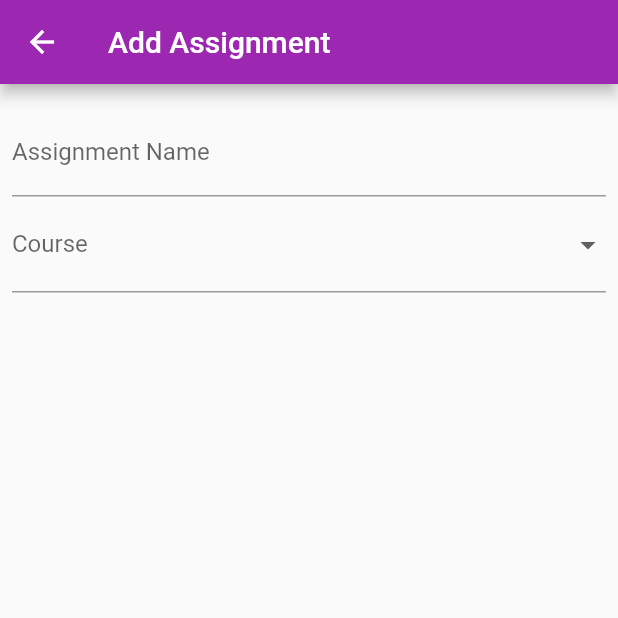
After one commit to Drew-j-Smith/Study-Helper, a Flutter app: the CreateAssignmentPage screen opened directly, on a phone screen of 412 x 824 dp, the top half of it. The commit adds this screen. Run offline on Flutter 3.47's test engine with Material 2 defaults, Android fonts, the phone set to English and light mode, and no system bars; our stand-ins replace email_validator, get_storage; missing offline and left inert: crypt; accounts and stored records are empty.

Commit message:
proper http requests and create assignment

```diff
--- /dev/null
+++ b/study_helper_frontend/lib/create_assignment.dart
@@ -0,0 +1,72 @@
+import 'package:flutter/cupertino.dart';
+import 'package:flutter/material.dart';
+
+class CreateAssignmentPage extends StatefulWidget {
+  const CreateAssignmentPage({Key? key, required this.title}) : super(key: key);
+  final String title;
+  @override
+  _CreateAssignmentPageState createState() => _CreateAssignmentPageState();
+}
+
+class _CreateAssignmentPageState extends State<CreateAssignmentPage> {
+  final nameController = TextEditingController();
+  final courseController = TextEditingController();
+  final dateController = TextEditingController();
+  final typeController = TextEditingController();
+  final GlobalKey<FormState> _formKey = GlobalKey<FormState>();
+
+  @override
+  void dispose() {
+    nameController.dispose();
+    courseController.dispose();
+    super.dispose();
+  }
+
+  String dropdownCourseValue = 'Select course.';
+  String dropdownDateValue = 'Enter a date.';
+
+  @override
+  Widget build(BuildContext context) {
+    return Scaffold(
+        appBar: AppBar(title: Text(widget.title)),
+        body: Center(
+            child: SizedBox(
+                width: 700,
+                child: Padding(
+                    padding:
+                        const EdgeInsets.symmetric(horizontal: 8, vertical: 16),
+                    child: Center(
+                        child: Form(
+                      key: _formKey,
+                      child: Column(
+                        crossAxisAlignment: CrossAxisAlignment.center,
+                        mainAxisAlignment: MainAxisAlignment.start,
+                        children: [
+                          TextFormField(
+                            autocorrect: false,
+                            decoration: const InputDecoration(
+                                border: UnderlineInputBorder(),
+                                labelText: 'Assignment Name'),
+                          ),
+                          DropdownButtonFormField<String>(
+                              onChanged: (String? newValue) {
+                                setState(() {
+                                  dropdownCourseValue = newValue!;
+                                });
+                              },
+                              items: <String>[
+                                'thing1',
+                                'thing2'
+                              ].map<DropdownMenuItem<String>>((String value) {
+                                return DropdownMenuItem<String>(
+                                    value: value, child: Text(value));
+                              }).toList(),
+                              decoration: const InputDecoration(
+                                border: UnderlineInputBorder(),
+                                labelText: 'Course',
+                              )),
+                        ],
+                      ),
+                    ))))));
+  }
+}
--- a/study_helper_frontend/lib/main.dart
+++ b/study_helper_frontend/lib/main.dart
@@ -2,6 +2,7 @@ import 'package:flutter/material.dart';
 import 'package:intl/intl.dart';
 import 'login.dart';
 import 'create_account.dart';
+import 'create_assignment.dart';
 import 'package:get_storage/get_storage.dart';
 
 void main() async {
@@ -36,9 +37,7 @@ class AssignmentPage extends StatefulWidget {
 }
 
 class _AssignmentPageState extends State<AssignmentPage> {
-  List<Assignment> _assignments = [
-    Assignment(name: 'test', course: 'test', date: DateTime.now(), type: 'test')
-  ];
+  List<Assignment> _assignments = [];
 
   final box = GetStorage(); // list of maps stored here
 
@@ -56,18 +55,19 @@ class _AssignmentPageState extends State<AssignmentPage> {
 
     storageMap[nameKey] = assignment.name;
     storageMap[courseKey] = assignment.course;
-    storageMap[dateKey] = assignment.date;
+    storageMap[dateKey] = DateFormat('yyyy-MM-dd').format(assignment.date);
     storageMap[typeKey] = assignment.type;
 
     storageList.add(storageMap);
+
     box.write('assignments', storageList);
   }
 
   void restoreAssignments() {
     if (box.hasData('assignments')) {
       storageList = box.read('assignments');
+    }
     String nameKey, courseKey, dateKey, typeKey;
-
     for (int i = 0; i < storageList.length; i++) {
       final map = storageList[i];
       final index = i + 1;
@@ -82,11 +82,10 @@ class _AssignmentPageState extends State<AssignmentPage> {
       final assignment = Assignment(
           name: map[nameKey],
           course: map[courseKey],
-            date: map[dateKey],
+          date: DateFormat('yyyy-MM-dd').parse(map[dateKey]),
           type: map[typeKey]);
 
       _assignments.add(assignment);
-      }
     }
   }
 
@@ -151,10 +150,15 @@ class _AssignmentPageState extends State<AssignmentPage> {
       ),
       floatingActionButton: FloatingActionButton(
         onPressed: () {
-          final task = Assignment(
+          Navigator.push(
+              context,
+              MaterialPageRoute(
+                  builder: (context) =>
+                      const CreateAssignmentPage(title: 'Add Assignment')));
+          final assignment = Assignment(
               name: 'test', course: 'test', date: DateTime.now(), type: 'test');
-
-          addAndStoreAssignment(task);
+          addAndStoreAssignment(assignment);
+          setState(() {});
         },
         tooltip: 'Add Homework',
         child: const Icon(Icons.add),
```
Also changed, not shown: study_helper_frontend/lib/create_account.dart (+54 -31 lines). Lines whose indentation alone changed are shown as unchanged.
